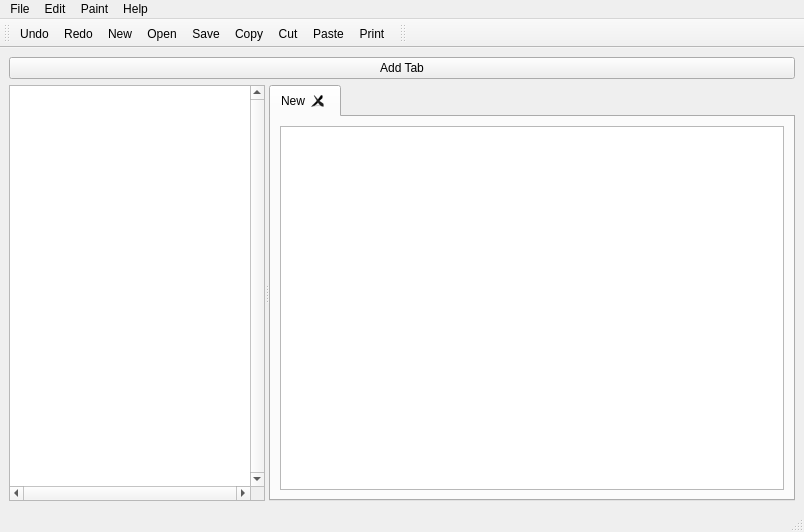
Qt form Notebook.ui (Ahmed-Al-Balochi/Notebook) before a commit.
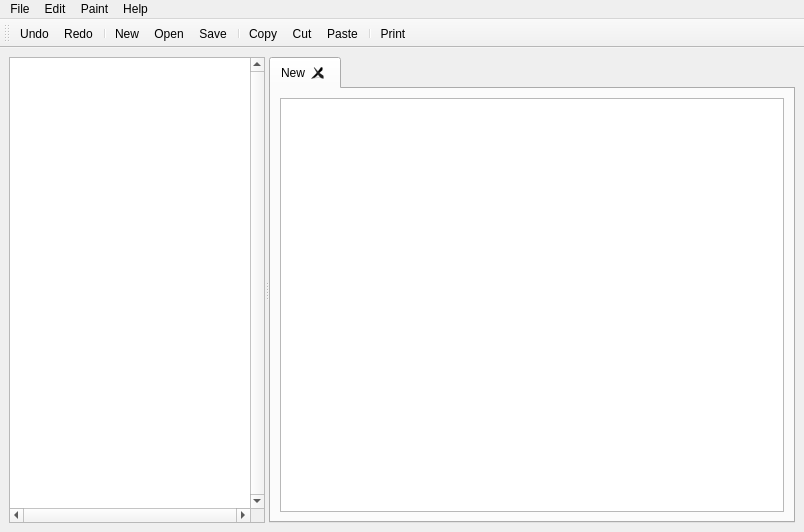
The same form after that commit. Icons and pictures are not drawn.

Commit message: adding tabs to NoteBook

What changed in the file:
```diff
--- a/Notebook.ui
+++ b/Notebook.ui
@@ -24,13 +24,6 @@
    <layout class="QVBoxLayout" name="verticalLayout_2">
     <item>
      <layout class="QVBoxLayout" name="verticalLayout">
-      <item>
-       <widget class="QPushButton" name="pushButton">
-        <property name="text">
-         <string>Add Tab</string>
-        </property>
-       </widget>
-      </item>
       <item>
        <widget class="QSplitter" name="splitter">
         <property name="orientation">
@@ -149,26 +142,17 @@
    </attribute>
    <addaction name="actionUndo"/>
    <addaction name="actionRedo"/>
+   <addaction name="separator"/>
    <addaction name="actionNew"/>
    <addaction name="actionOpen"/>
    <addaction name="actionSave"/>
+   <addaction name="separator"/>
    <addaction name="actionCopy"/>
    <addaction name="actionCut"/>
    <addaction name="actionPaste"/>
+   <addaction name="separator"/>
    <addaction name="actionPrint"/>
   </widget>
-  <widget class="QToolBar" name="toolBar_2">
-   <property name="windowTitle">
-    <string>toolBar_2</string>
-   </property>
-   <attribute name="toolBarArea">
-    <enum>TopToolBarArea</enum>
-   </attribute>
-   <attribute name="toolBarBreak">
-    <bool>false</bool>
-   </attribute>
-  </widget>
-  <widget class="QStatusBar" name="statusBar"/>
   <action name="actionNew">
    <property name="icon">
     <iconset resource="Resources.qrc">
```
The commit also changes 4 other files.
